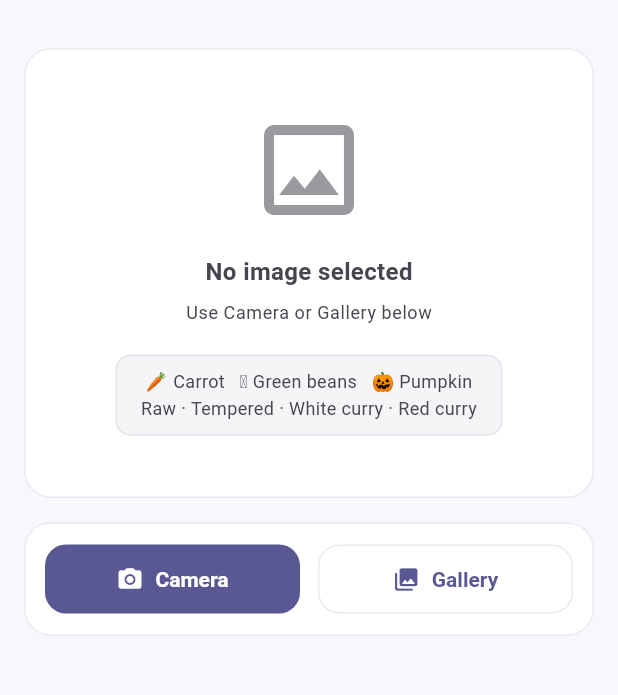
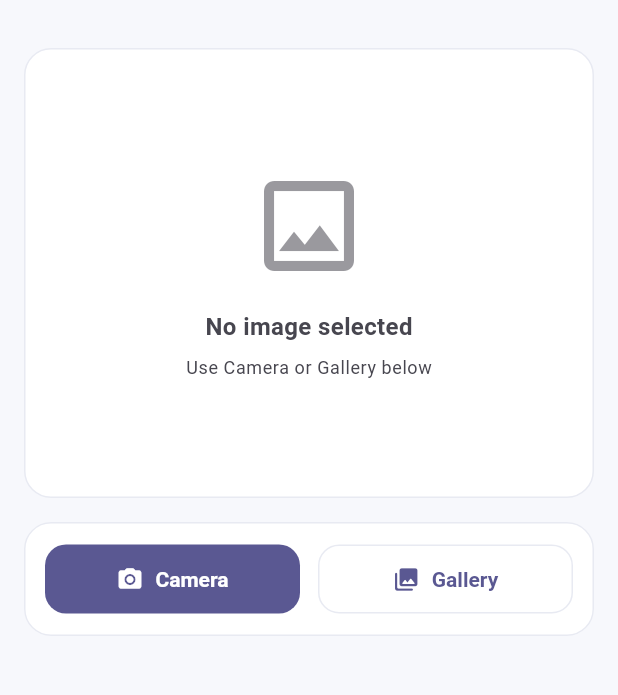
Before and after one commit to hashiniRanasinghe/sri-lankan-food-recognition, a Flutter app: the screen it shows after launch, on a phone screen of 412 x 824 dp, the part 237-932 px from its top. Run offline on Flutter 3.47's test engine with Material 3 defaults, Android fonts, the phone set to English and light mode, and no system bars; our stand-ins replace image_picker; missing offline and left inert: tflite_flutter.

Commit message:
the last commit

```diff
--- a/mobile_app/FoodShot/lib/screens/home_screen.dart
+++ b/mobile_app/FoodShot/lib/screens/home_screen.dart
@@ -327,28 +327,28 @@ class _HomeScreenState extends State<HomeScreen> {
                       .bodySmall
                       ?.copyWith(color: cs.onSurfaceVariant),
                 ),
-                const SizedBox(height: 20),
-                // Quick guidance on what the model recognises
-                Container(
-                  padding: const EdgeInsets.symmetric(
-                      horizontal: 16, vertical: 8),
-                  decoration: BoxDecoration(
-                    color: cs.primary.withValues(alpha: 0.06),
-                    borderRadius: BorderRadius.circular(AppConstants.radiusSm),
-                    border: Border.all(
-                        color: cs.primary.withValues(alpha: 0.12)),
-                  ),
-                  child: Text(
-                    '🥕 Carrot   🫘 Green beans   🎃 Pumpkin\n'
-                    'Raw · Tempered · White curry · Red curry',
-                    textAlign: TextAlign.center,
-                    style: TextStyle(
-                      fontSize: 12,
-                      color: cs.onSurfaceVariant,
-                      height: 1.5,
-                    ),
-                  ),
-                ),
+                // const SizedBox(height: 20),
+                // // Quick guidance on what the model recognises
+                // Container(
+                //   padding: const EdgeInsets.symmetric(
+                //       horizontal: 16, vertical: 8),
+                //   decoration: BoxDecoration(
+                //     color: cs.primary.withValues(alpha: 0.06),
+                //     borderRadius: BorderRadius.circular(AppConstants.radiusSm),
+                //     border: Border.all(
+                //         color: cs.primary.withValues(alpha: 0.12)),
+                //   ),
+                //   // child: Text(
+                //   //   '🥕 Carrot   🫘 Green beans   🎃 Pumpkin\n'
+                //   //   'Raw · Tempered · White curry · Red curry',
+                //   //   textAlign: TextAlign.center,
+                //   //   style: TextStyle(
+                //   //     fontSize: 12,
+                //   //     color: cs.onSurfaceVariant,
+                //   //     height: 1.5,
+                //   //   ),
+                //   // ),
+                // ),
               ],
             )
           : Stack(children: [
```
